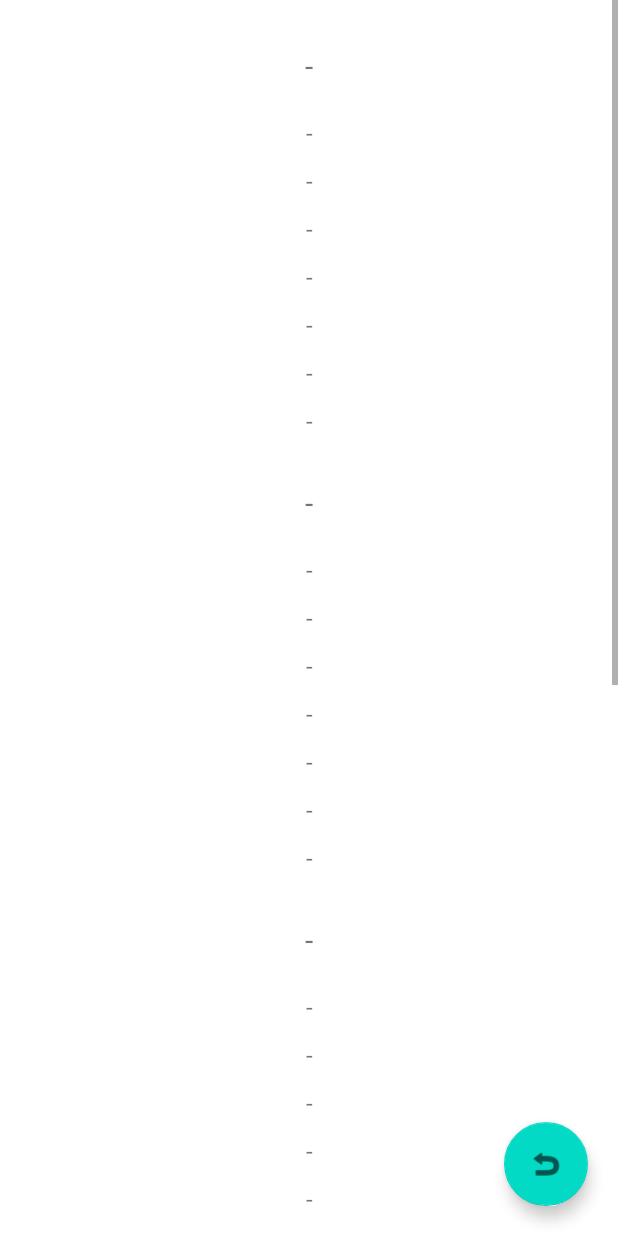
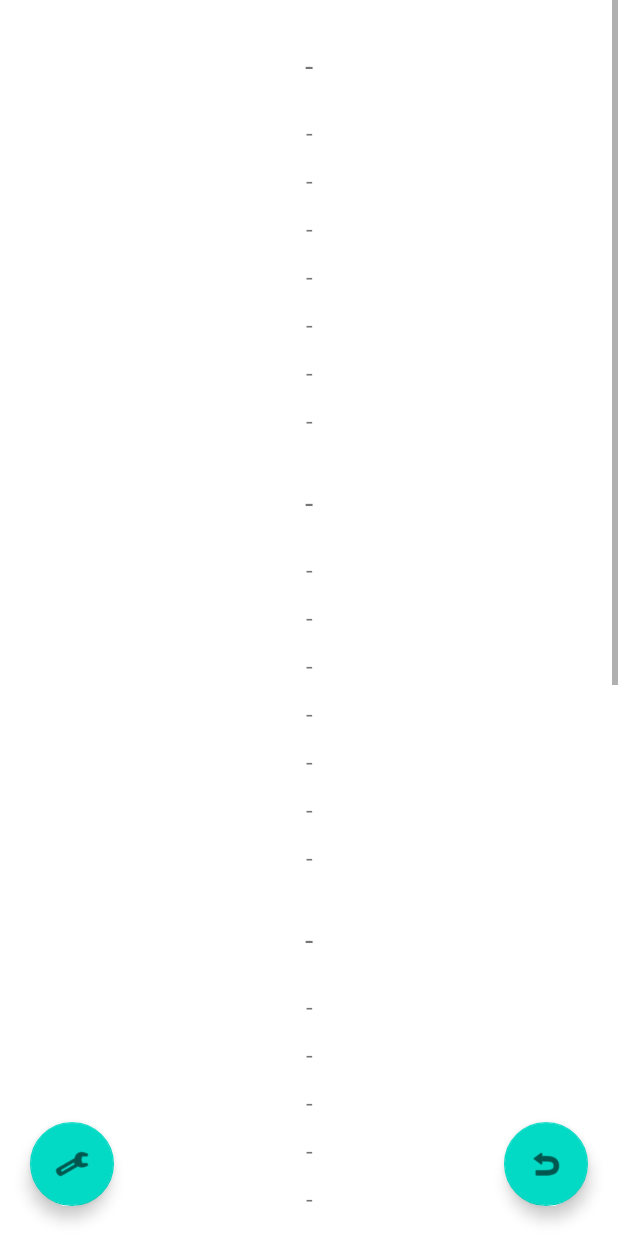
Before and after one commit to l524l/ShTimer, an Android app: the MainActivity screen opened directly, with no data from a screen before it, after a tap on an icon or button, on a phone screen of 412 x 824 dp. Run offline under Robolectric (Android 15) with nearby library versions, the phone set to English and light mode, and no system bars; 6 statements that could not run were skipped.

Commit message:
Сосдан весь требуемый функционал

```diff
--- a/app/src/main/java/site/l524l/diary/DayListActivity.java
+++ b/app/src/main/java/site/l524l/diary/DayListActivity.java
@@ -29,6 +29,9 @@ public class DayListActivity extends AppCompatActivity {
     protected void onCreate(Bundle savedInstanceState) {
         super.onCreate(savedInstanceState);
         setContentView(R.layout.activity_day_list);
+        if(getIntent().getExtras().getBoolean("isNoFirst",false)) {
+            findViewById(R.id.textView).setVisibility(View.INVISIBLE);
+        }
         retrofit = new Retrofit.Builder()
                 .baseUrl("https://l524l.site:8443/shcool/")
                 .addConverterFactory(GsonConverterFactory.create())
@@ -54,6 +57,7 @@ public class DayListActivity extends AppCompatActivity {
                             e.printStackTrace();
                         }
                         Intent intent = new Intent(getApplicationContext(), MainActivity.class);
+                        intent.setFlags(Intent.FLAG_ACTIVITY_NEW_TASK | Intent.FLAG_ACTIVITY_CLEAR_TOP);
                         startActivity(intent);
                         finish();
                     } else {
--- a/app/src/main/java/site/l524l/diary/MainActivity.java
+++ b/app/src/main/java/site/l524l/diary/MainActivity.java
@@ -51,12 +51,12 @@ public class MainActivity extends AppCompatActivity {
                 byte[] raw = Files.readAllBytes(file.toPath());
                 MAIN_WEAK = new String(raw,"utf-8");
                 weak = gson.fromJson(MAIN_WEAK, Weak.class);
-                Files.deleteIfExists(file.toPath());
             } catch (IOException e) {
                 e.printStackTrace();
             }
         } else {
             Intent intent = new Intent(getApplicationContext(), DayListActivity.class);
+            intent.putExtra("isNoFirst", false);
             startActivity(intent);
             finish();
         }
--- a/app/src/main/res/layout/activity_day_list.xml
+++ b/app/src/main/res/layout/activity_day_list.xml
@@ -66,8 +66,8 @@
 
     <Spinner
         android:id="@+id/spinner"
-        android:layout_width="73dp"
-        android:layout_height="35dp"
+        android:layout_width="100dp"
+        android:layout_height="34dp"
         android:layout_marginTop="20dp"
         android:entries="@array/classes11"
         android:textAlignment="center"
--- a/app/src/main/res/layout/activity_weak.xml
+++ b/app/src/main/res/layout/activity_weak.xml
@@ -5,6 +5,18 @@
     android:layout_width="match_parent"
     android:layout_height="match_parent"
     tools:context=".WeakActivity">
+
+    <com.google.android.material.floatingactionbutton.FloatingActionButton
+        android:id="@+id/floatingActionButton5"
+        android:layout_width="56dp"
+        android:layout_height="wrap_content"
+        android:layout_marginStart="20dp"
+        android:layout_marginBottom="20dp"
+        android:clickable="true"
+        android:onClick="goToSettings"
+        app:layout_constraintBottom_toBottomOf="parent"
+        app:layout_constraintStart_toStartOf="parent"
+        app:srcCompat="@android:drawable/ic_menu_preferences" />
 
     <ScrollView
         android:id="@+id/scrollView2"
```
Also changed, not shown: app/src/main/java/site/l524l/diary/WeakActivity.java (+7 -0 lines).
